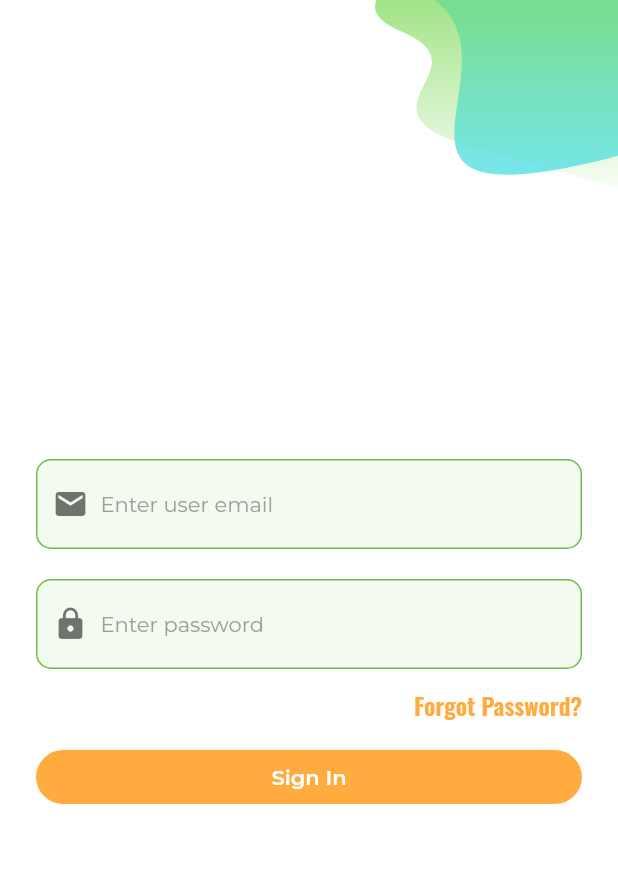
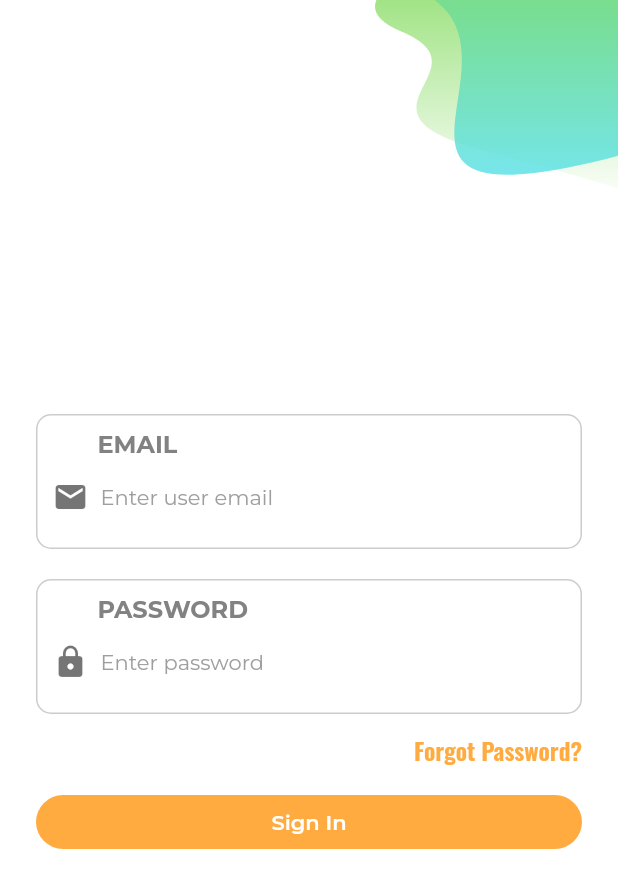
Before and after one commit to vinhtran313/MentalCare, a Flutter app: the screen it shows after launch, on a phone screen of 412 x 824 dp. Shown: the top 888 px of the screen. Run offline on Flutter 3.47's test engine with Material 2 defaults, Android fonts, the phone set to English and light mode, and no system bars; our stand-ins replace another_flushbar, dio, flutter_mobx, flutter_svg, get_it, google_fonts and 4 more; missing offline and left inert: material_dialog, xxtea; generated files the repository leaves out were written again.

Commit message:
Commit code login

```diff
--- a/lib/constants/app_theme.dart
+++ b/lib/constants/app_theme.dart
@@ -62,7 +62,7 @@ class AppThemeData {
   static const ColorScheme lightColorScheme = ColorScheme(
     primary: Color(0xFF6EBD4C),
     primaryContainer: Color.fromRGBO(126, 217, 87, 0.1),
-    secondary: Color(0xFFEFF3F3),
+    secondary: Color.fromRGBO(0, 0, 0, 0.2),
     secondaryContainer: Color(0xFFFAFBFB),
     background: Color(0xFFFFFFFF),
     surface: Color(0xFFFAFBFB),
--- a/lib/ui/login/login.dart
+++ b/lib/ui/login/login.dart
@@ -33,6 +33,7 @@ class _LoginScreenState extends State<LoginScreen> {
 
   //focus node:-----------------------------------------------------------------
   late FocusNode _passwordFocusNode;
+  late FocusNode _userEmailFocusNode;
 
   //stores:---------------------------------------------------------------------
   final _store = FormStore();
@@ -41,6 +42,7 @@ class _LoginScreenState extends State<LoginScreen> {
   void initState() {
     super.initState();
     _passwordFocusNode = FocusNode();
+    _userEmailFocusNode = FocusNode();
   }
 
   @override
@@ -150,9 +152,11 @@ class _LoginScreenState extends State<LoginScreen> {
           onFieldSubmitted: (value) {
             FocusScope.of(context).requestFocus(_passwordFocusNode);
           },
-          errorText: _store.formErrorStore.userEmail,
-          padding: EdgeInsets.only(left: 10, bottom: 5, right: 10, top: 5),
+          errorText: null,
+          padding: EdgeInsets.only(left: 10, bottom: 10, right: 10, top: 10),
           margin: EdgeInsets.only(left: 0, bottom: 20, right: 0, top: 0),
+          label: 'EMAIL',
+          focusNode: _userEmailFocusNode,
         );
       },
     );
@@ -165,15 +169,16 @@ class _LoginScreenState extends State<LoginScreen> {
           hint:
               AppLocalizations.of(context).translate('login_et_user_password'),
           isObscure: true,
-          padding: EdgeInsets.only(left: 10, bottom: 5, right: 10, top: 5),
+          padding: EdgeInsets.only(left: 10, bottom: 10, right: 10, top: 10),
           icon: Icons.lock,
           iconColor: _themeStore.darkMode ? Colors.white70 : Colors.black54,
           textController: _passwordController,
           focusNode: _passwordFocusNode,
-          errorText: _store.formErrorStore.password,
+          errorText: null,
           onChanged: (value) {
             _store.setPassword(_passwordController.text);
           },
+          label: 'PASSWORD',
         );
       },
     );
@@ -249,6 +254,7 @@ class _LoginScreenState extends State<LoginScreen> {
     _userEmailController.dispose();
     _passwordController.dispose();
     _passwordFocusNode.dispose();
+    _userEmailFocusNode.dispose();
     super.dispose();
   }
 }
--- a/lib/widgets/custom_textfield_widget.dart
+++ b/lib/widgets/custom_textfield_widget.dart
@@ -34,7 +34,7 @@ class CustomTextFieldWidget extends StatelessWidget {
                 obscureText: this.isObscure,
                 maxLength: 25,
                 keyboardType: this.inputType,
-                style: Theme.of(context).textTheme.bodyText1,
+                style: TextStyle(fontWeight: FontWeight.normal, fontSize: 16.0),
                 decoration: InputDecoration(
                   hintText: this.hint,
                   hintStyle: Theme.of(context)
@@ -54,13 +54,38 @@ class CustomTextFieldWidget extends StatelessWidget {
     }
     return Container(
       decoration: BoxDecoration(
-          color: Theme.of(context).colorScheme.primaryContainer,
-          border: Border.all(color: Theme.of(context).colorScheme.primary),
+          color: (this.focusNode?.hasFocus ?? false)
+              ? Theme.of(context).colorScheme.primaryContainer
+              : Colors.transparent,
+          border: Border.all(
+              color: (this.focusNode?.hasFocus ?? false)
+                  ? Theme.of(context).colorScheme.primary
+                  : Theme.of(context).colorScheme.secondary),
           borderRadius: BorderRadius.circular(10)),
       margin: this.margin,
       child: Padding(
         padding: padding,
-        child: Row(children: listChildWidget),
+        child: Column(
+          children: [
+            Row(
+              children: [
+                SizedBox.fromSize(
+                  size: Size(30, 10),
+                ),
+                Align(
+                  child: Text(
+                    this.label ?? '',
+                    textAlign: TextAlign.left,
+                    style: TextStyle(
+                        color: Color(0xFF828282), fontWeight: FontWeight.bold),
+                  ),
+                  alignment: Alignment.centerLeft,
+                )
+              ],
+            ),
+            Row(children: listChildWidget)
+          ],
+        ),
       ),
     );
   }
```
